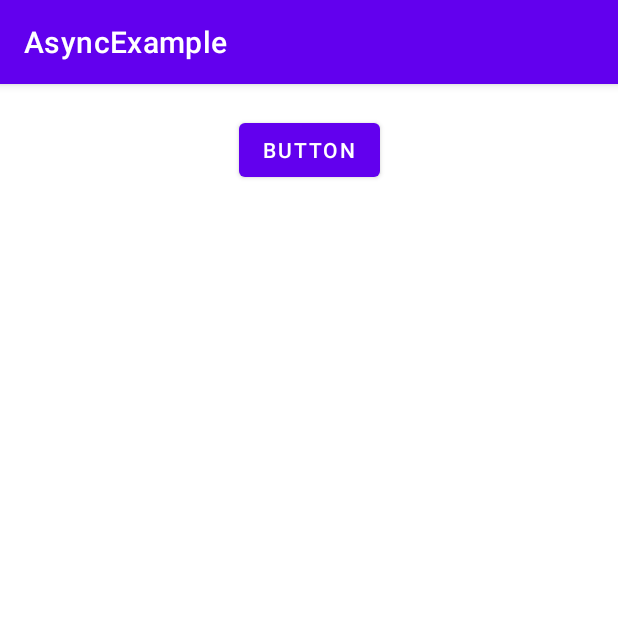
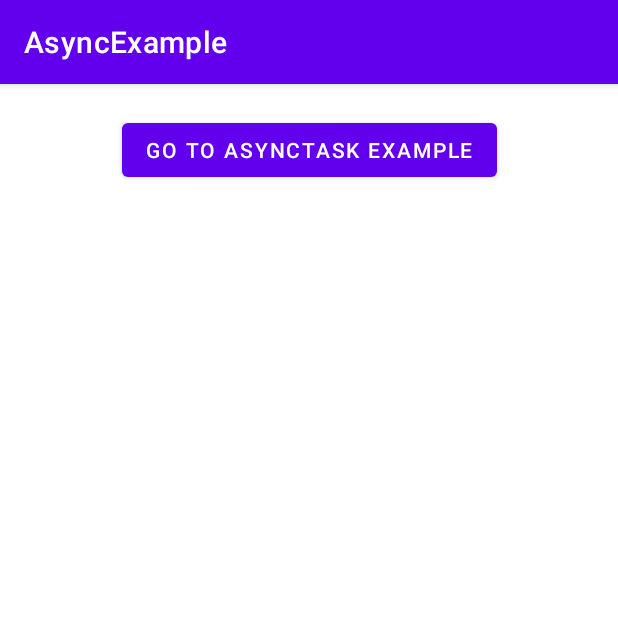
Before and after one commit to YuraTal/AsyncExample, an Android app: the screen it shows after launch (MainActivity), on a phone screen of 412 x 824 dp, the top half of it. Run offline under Robolectric (Android 15) with nearby library versions, the phone set to English and light mode, and no system bars.

Commit message:
Created AsyncTaskExample activity

```diff
--- a/app/src/main/AndroidManifest.xml
+++ b/app/src/main/AndroidManifest.xml
@@ -14,6 +14,9 @@
         android:theme="@style/Theme.AsyncExample"
         tools:targetApi="31">
         <activity
+            android:name=".AsyncTaskExample"
+            android:exported="false" />
+        <activity
             android:name=".MainActivity"
             android:exported="true">
             <intent-filter>
--- a/app/src/main/res/layout/activity_main.xml
+++ b/app/src/main/res/layout/activity_main.xml
@@ -11,7 +11,8 @@
         android:layout_width="wrap_content"
         android:layout_height="wrap_content"
         android:layout_marginTop="@dimen/margin_top_for_buttons"
-        android:text="Button"
+        android:onClick="buttomClick"
+        android:text="@string/go_to_asynctask_example"
         app:layout_constraintEnd_toEndOf="parent"
         app:layout_constraintStart_toStartOf="parent"
         app:layout_constraintTop_toTopOf="parent" />
--- a/app/src/main/res/values/strings.xml
+++ b/app/src/main/res/values/strings.xml
@@ -1,3 +1,4 @@
 <resources>
     <string name="app_name">AsyncExample</string>
+    <string name="go_to_asynctask_example">go to asynctask example</string>
 </resources>
```
Also changed, not shown: app/src/main/java/ru/synergy/asyncexample/AsyncTaskExample.java (added, +14 -0 lines), app/src/main/java/ru/synergy/asyncexample/MainActivity.java (+9 -0 lines), app/src/main/res/layout/activity_async_task_example.xml (added, +9 -0 lines).
